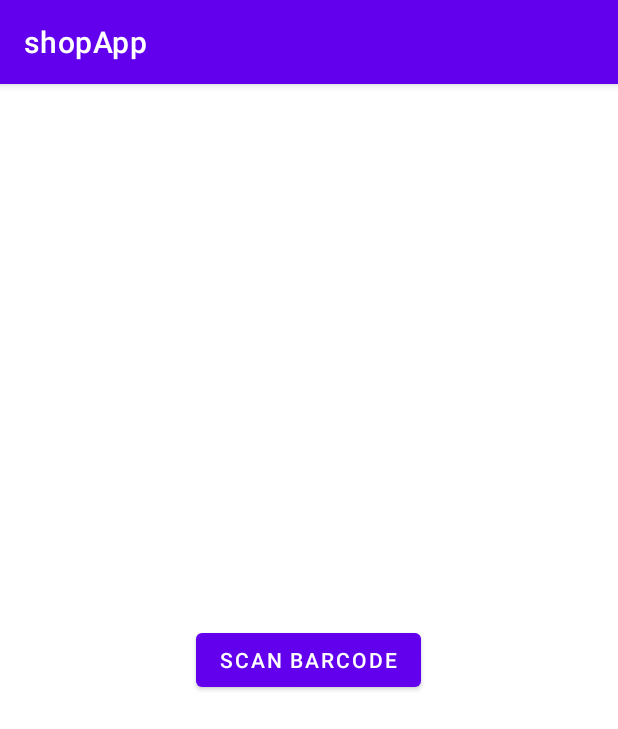
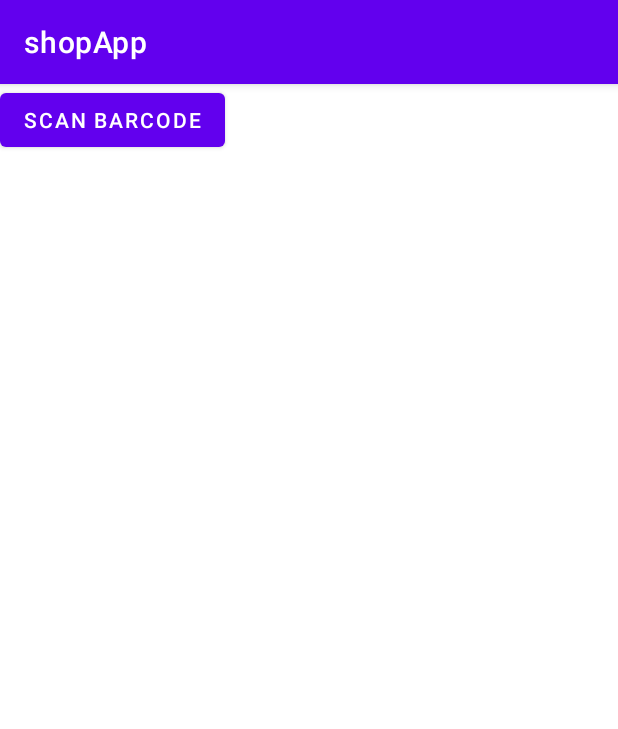
Before and after one commit to Narasimha-YL/shopApp, an Android app: the screen it shows after launch (MainActivity), on a phone screen of 412 x 824 dp. Shown: the top 729 px of the screen. Run offline under Robolectric (Android 15) with nearby library versions, the phone set to English and light mode, and no system bars.

Commit message:
added item details transfer from sub-activity to main activity

```diff
--- a/app/src/main/res/layout/activity_barcode_scanner.xml
+++ b/app/src/main/res/layout/activity_barcode_scanner.xml
@@ -2,7 +2,6 @@
 <LinearLayout android:layout_width="match_parent"
     android:layout_height="match_parent"
     xmlns:android="http://schemas.android.com/apk/res/android"
-    xmlns:app="http://schemas.android.com/apk/res-auto"
     android:orientation="vertical">
     <SurfaceView
         android:id="@+id/surface_view"
@@ -20,7 +19,8 @@
     <Button
         android:layout_width="match_parent"
         android:layout_weight="1"
-        android:text="Select Item"
-        android:layout_height="50dp">
+        android:text="Add Item to cart"
+        android:layout_height="50dp"
+        android:onClick="addItemToCart">
     </Button>
 </LinearLayout>
--- a/app/src/main/res/layout/activity_main.xml
+++ b/app/src/main/res/layout/activity_main.xml
@@ -1,23 +1,29 @@
 <?xml version="1.0" encoding="utf-8"?>
-<androidx.constraintlayout.widget.ConstraintLayout xmlns:android="http://schemas.android.com/apk/res/android"
+<LinearLayout android:layout_width="match_parent"
+    android:layout_height="match_parent"
+    xmlns:android="http://schemas.android.com/apk/res/android"
     xmlns:app="http://schemas.android.com/apk/res-auto"
-    xmlns:tools="http://schemas.android.com/tools"
-    android:layout_width="match_parent"
-    android:layout_height="match_parent"
-    tools:context=".MainActivity">
+    android:orientation="vertical">
 
     <Button
+        android:id="@+id/scan"
         android:layout_width="wrap_content"
         android:layout_height="wrap_content"
+        android:onClick="callScanner"
+        android:text="Scan Barcode"
         app:layout_constraintBottom_toBottomOf="parent"
         app:layout_constraintEnd_toEndOf="parent"
-        app:layout_constraintHorizontal_bias="0.498"
+        app:layout_constraintHorizontal_bias="1.0"
         app:layout_constraintStart_toStartOf="parent"
         app:layout_constraintTop_toTopOf="parent"
-        android:id="@+id/scan"
-        android:onClick="callScanner"
-        android:text="Scan Barcode">
+        app:layout_constraintVertical_bias="0.0">
 
     </Button>
 
-</androidx.constraintlayout.widget.ConstraintLayout>
+    <TextView
+        android:layout_width="match_parent"
+        android:layout_height="wrap_content"
+        android:id="@+id/items">
+
+    </TextView>
+</LinearLayout>
```
Also changed, not shown: app/src/main/java/com/book/shopapp/BarcodeScanner.java (+29 -7 lines), app/src/main/java/com/book/shopapp/MainActivity.java (+14 -1 lines).
